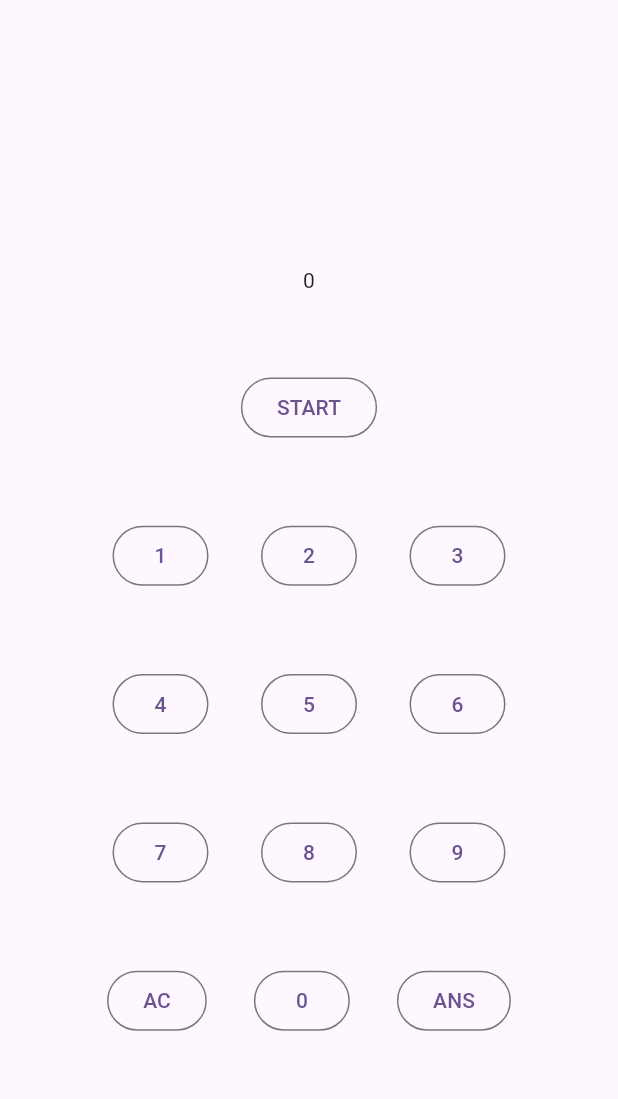
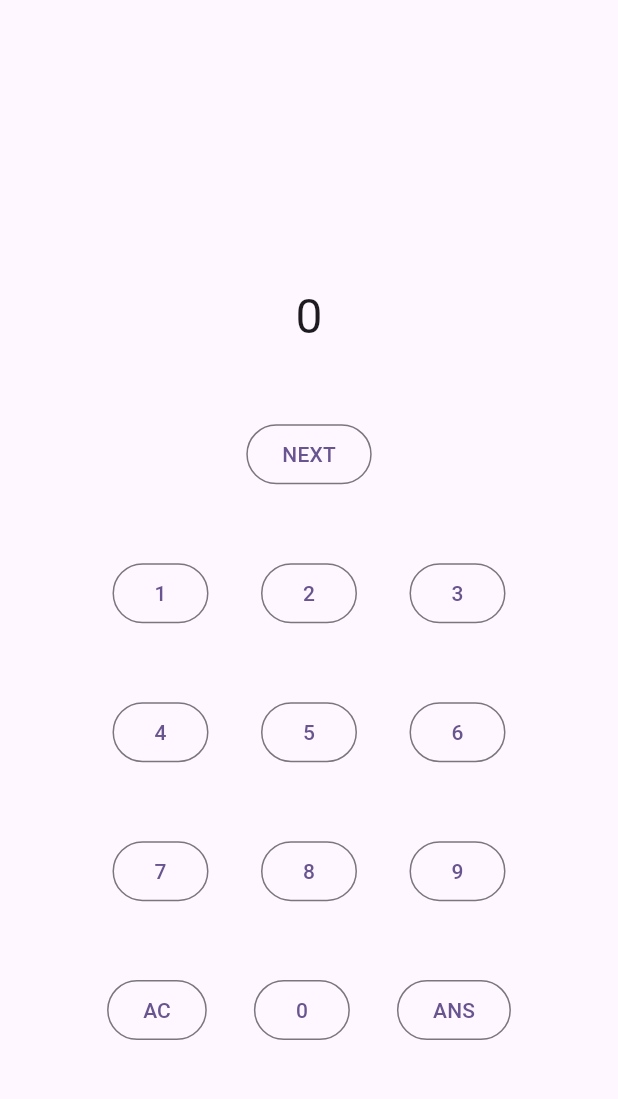
Before and after one commit to 156fllow/practicecalc, a Flutter app: the Practice screen opened directly, on a phone screen of 412 x 824 dp, the part 63-1162 px from its top. Run offline on Flutter 3.47's test engine with Material 2 defaults, Android fonts, the phone set to English and light mode, and no system bars; our stand-ins replace fluttertoast.

Commit message:
cordinate layout

```diff
--- a/lib/main.dart
+++ b/lib/main.dart
@@ -2,8 +2,10 @@ import 'package:flutter/material.dart';
 import 'package:fluttertoast/fluttertoast.dart';
 import 'package:practicecalc/practice.dart';
 import './settings.dart';
+import 'package:flutter/rendering.dart';
 
 void main() {
+  // debugPaintSizeEnabled = true;
   runApp(const MyApp());
 }
 
--- a/lib/practice.dart
+++ b/lib/practice.dart
@@ -80,6 +80,10 @@ class _Practice extends State<Practice>{
 
   @override
   Widget build(BuildContext context){
+    double _deviceWidth = MediaQuery.of(context).size.width;
+    double _deviceHeight = MediaQuery.of(context).size.height;
+    print("width:$_deviceWidth");
+    print("height:$_deviceHeight");
     return Scaffold(
       appBar: AppBar(
         title: const Text("Practice"),
@@ -89,12 +93,12 @@ class _Practice extends State<Practice>{
         child: Column(
           mainAxisAlignment: MainAxisAlignment.spaceEvenly,
           children: [
-            Text(question),
-            Text ("$answer"),
+            Text(question,style: TextStyle(fontSize: 32)),
+            Text ("$answer",style: TextStyle(fontSize: 32)),
             Row(
               mainAxisAlignment: MainAxisAlignment.spaceEvenly,
               children: [
-                OutlinedButton(onPressed: (){create_question();}, child: const Text("START")),
+                OutlinedButton(onPressed: (){create_question();}, child: const Text("NEXT")),
               ],
             ),
             Row(
```
